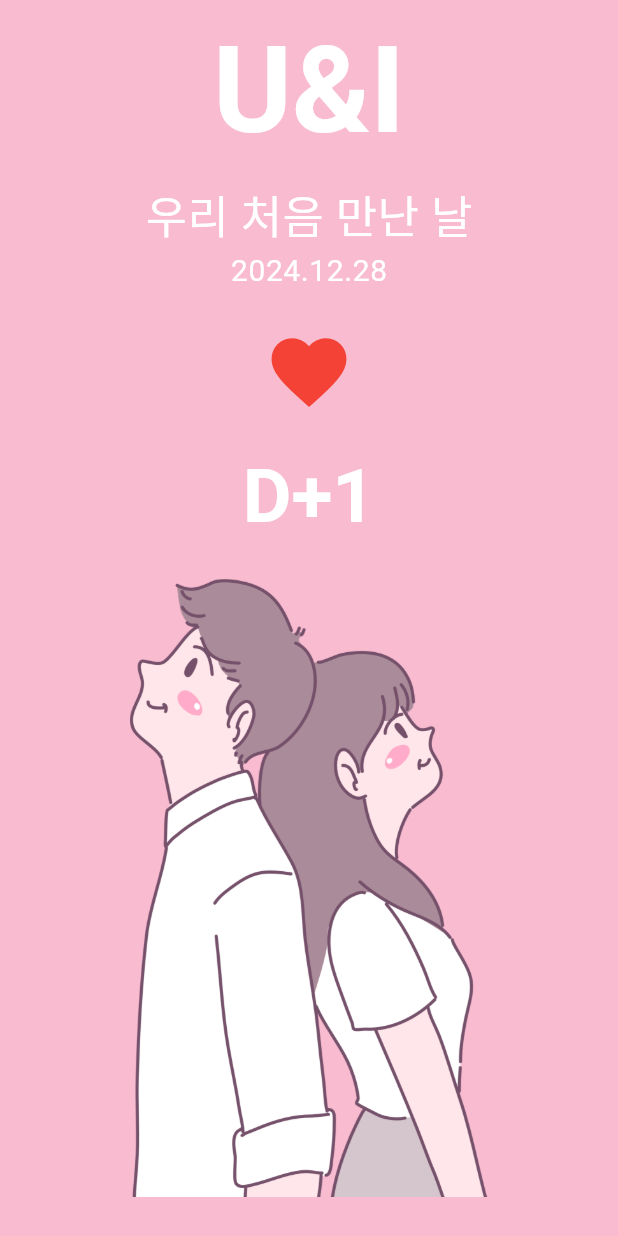
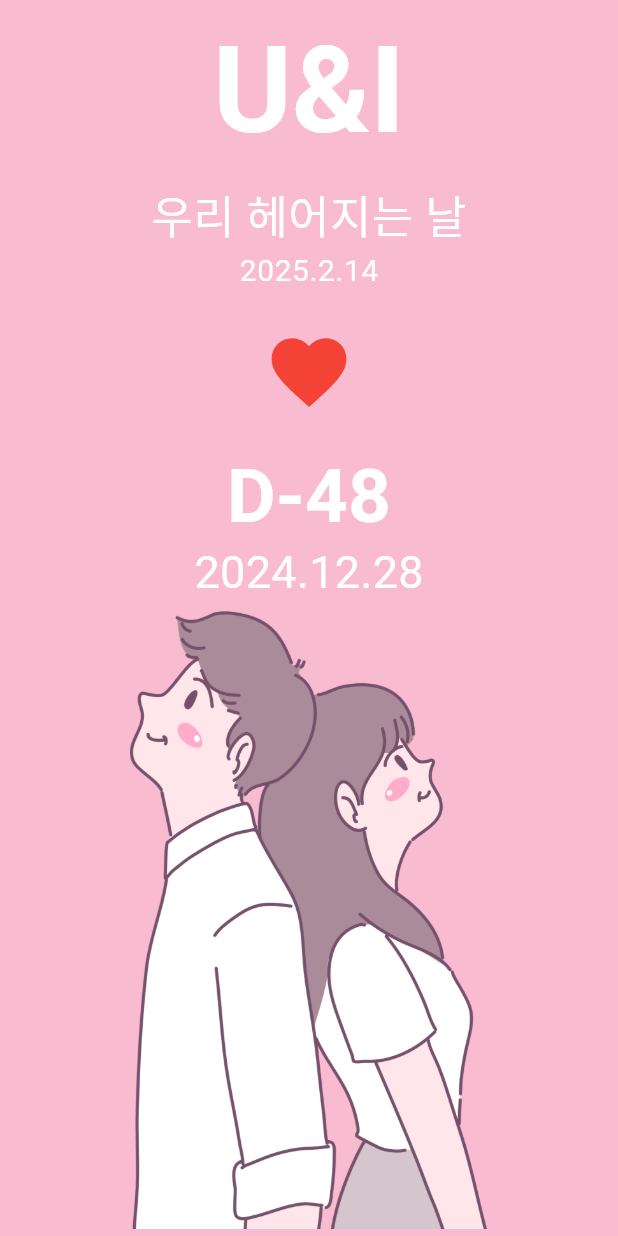
Before and after one commit to pkyh2/u_and_i, a Flutter app: the screen it shows after launch, on a phone screen of 412 x 824 dp. Run offline on Flutter 3.47's test engine with Material 3 defaults, Android fonts, the phone set to English and light mode, and no system bars; Roboto replaces fonts that are missing (parisienne, sunflower).

Commit message:
[update]: 우리 헤어지는 날로 D-day로 설정

```diff
--- a/lib/screen/home_screen.dart
+++ b/lib/screen/home_screen.dart
@@ -10,7 +10,8 @@ class HomeScreen extends StatefulWidget {
 }
 
 class _HomeScreenState extends State<HomeScreen> {
-  DateTime firstDay = DateTime.now();
+  // DateTime firstDay = DateTime.now();
+  DateTime firstDay = DateTime(2025, 2, 14);
 
   void onHeartPressed() {
     // 상태 변경 시 setState() 메서드를 호출하여 화면을 다시 그린다.
@@ -24,7 +25,7 @@ class _HomeScreenState extends State<HomeScreen> {
       context: context,
       builder: (BuildContext context) {
         // 쿠퍼티노 실행시 초기 날짜 값
-        final initDate = DateFormat('yyyy-MM-dd').parse('2022-01-01');
+        final initDate = DateFormat('yyyy-MM-dd').parse('2025-02-14');
 
         return Align(
           alignment: Alignment.bottomCenter,
@@ -35,9 +36,12 @@ class _HomeScreenState extends State<HomeScreen> {
               // 날짜 선택하는 다이얼로그
               mode: CupertinoDatePickerMode.date,
               // 선택한 날짜가 오늘이후로 선택되지 않도록 설정
-              minimumYear: 2000,
-              maximumYear: DateTime.now().year, // 현재 년도 이후는 표시가 안됨
-              maximumDate: DateTime.now(),
+              // minimumYear: 2000,
+              // maximumYear: DateTime.now().year, // 현재 년도 이후는 표시가 안됨
+              // maximumDate: DateTime.now(),
+              maximumYear: 2030,
+              minimumDate: DateTime.now(),
+              minimumYear: DateTime.now().year,
               initialDateTime: initDate,
               onDateTimeChanged: (DateTime date) {
                 setState(
@@ -99,6 +103,10 @@ class _DDayState extends State<DDay> {
     final onHeartPressed = widget.onHeartPressed;
     final todayNow = DateTime.now();
 
+    final diffDays = DateTime(todayNow.year, todayNow.month, todayNow.day)
+        .difference(widget.firstDay)
+        .inDays;
+
     return Column(children: [
       const SizedBox(height: 16.0),
       Text(
@@ -107,7 +115,8 @@ class _DDayState extends State<DDay> {
       ),
       const SizedBox(height: 16.0),
       Text(
-        '우리 처음 만난 날',
+        // '우리 처음 만난 날',
+        '우리 헤어지는 날',
         style: textTheme.bodyMedium,
       ),
       Text(
@@ -124,8 +133,13 @@ class _DDayState extends State<DDay> {
       ),
       const SizedBox(height: 16.0),
       Text(
-          'D+${DateTime(todayNow.year, todayNow.month, todayNow.day).difference(widget.firstDay).inDays + 1}',
+          // 'D+${DateTime(todayNow.year, todayNow.month, todayNow.day).difference(widget.firstDay).inDays + 1}',
+          diffDays == 0 ? 'D-Day' : 'D${diffDays}',
           style: textTheme.displayMedium),
+      Text(
+        //timer
+        '${DateFormat('yyyy.MM.dd').format(todayNow)}',
+      )
     ]);
   }
 }
```
